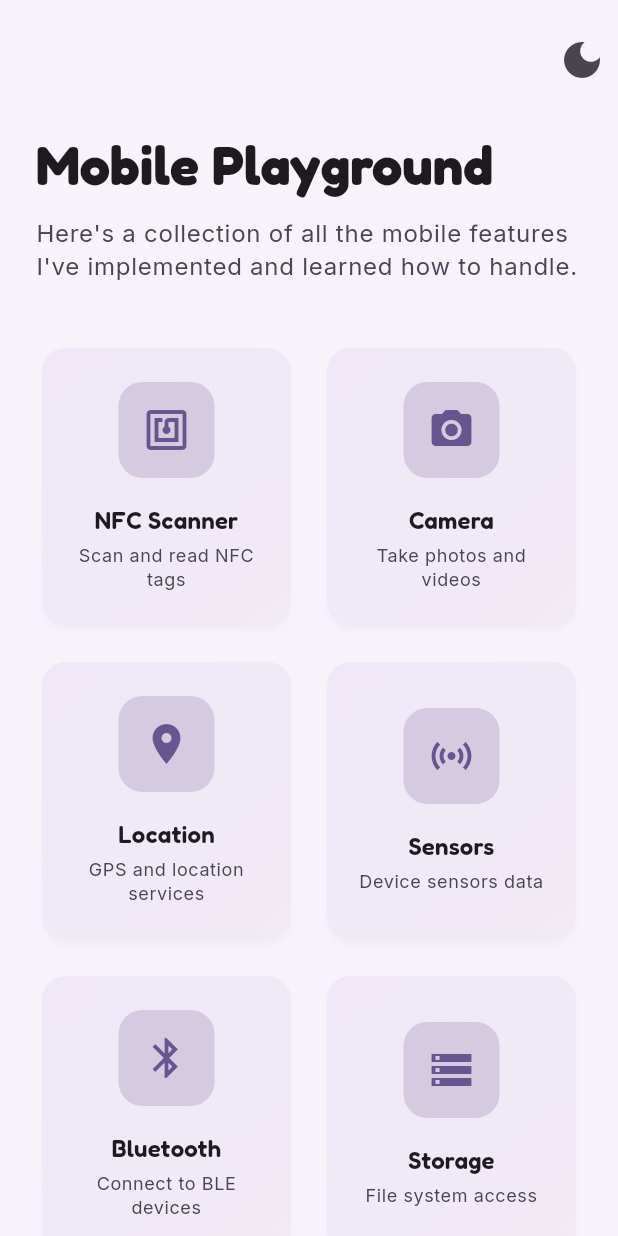
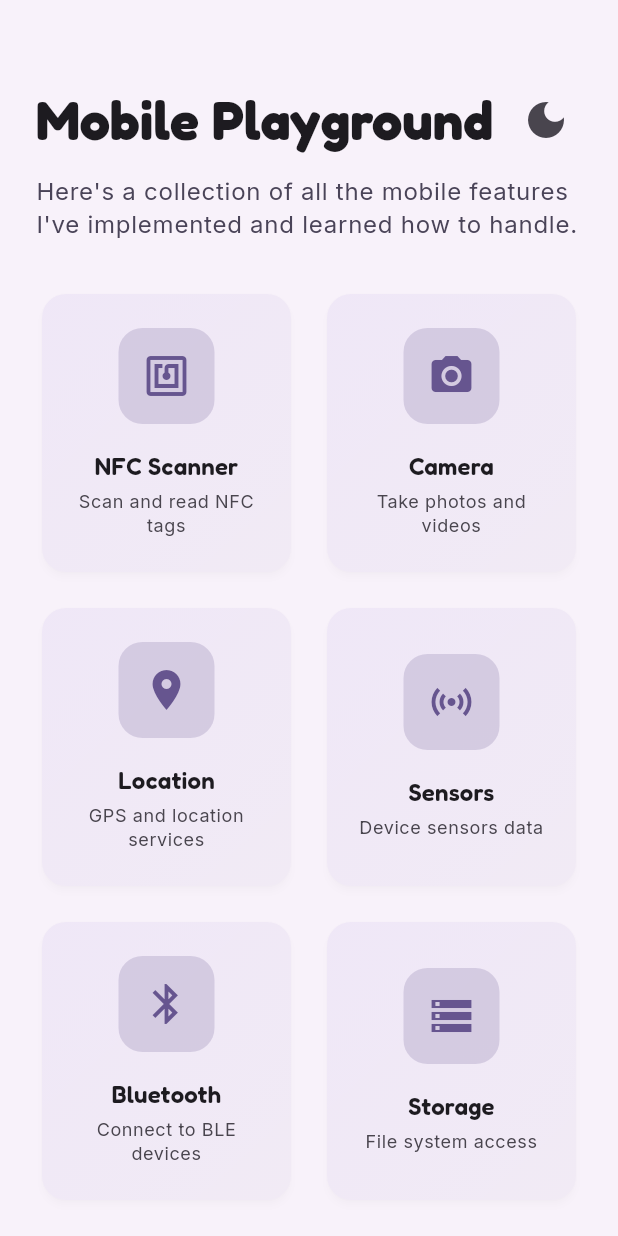
Before and after one commit to Buenaventura-Celine/mobile-playground, a Flutter app: the screen it shows after launch, on a phone screen of 412 x 824 dp. Run offline on Flutter 3.47's test engine with Material 3 defaults, Android fonts, the light colour scheme and no system bars; our stand-ins replace flutter_riverpod, freezed_annotation, go_router, google_fonts, hooks_riverpod, riverpod_annotation; missing offline and left inert: app_settings, nfc_manager; generated files the repository leaves out were written again.

Commit message:
fix homescreen

```diff
--- a/lib/home/presentation/home_screen.dart
+++ b/lib/home/presentation/home_screen.dart
@@ -15,10 +15,28 @@ class HomeScreen extends ConsumerWidget {
       appBar: AppBar(
         backgroundColor: Theme.of(context).colorScheme.surfaceContainerLow,
         elevation: 0,
-        actions: [
-          Container(
-            margin: const EdgeInsets.only(top: 16.0, left: 16.0),
-            child: IconButton(
+        scrolledUnderElevation: 0,
+      ),
+      body: SafeArea(
+        child: Column(
+          crossAxisAlignment: CrossAxisAlignment.start,
+          children: [
+            Padding(
+              padding: const EdgeInsets.fromLTRB(24.0, 0.0, 24.0, 16.0),
+              child: Column(
+                crossAxisAlignment: CrossAxisAlignment.start,
+                children: [
+                  Row(
+                    mainAxisAlignment: MainAxisAlignment.spaceBetween,
+                    children: [
+                      Text(
+                        'Mobile Playground',
+                        style: Theme.of(context).textTheme.displaySmall?.copyWith(
+                          fontWeight: FontWeight.bold,
+                          color: Theme.of(context).colorScheme.onSurface,
+                        ),
+                      ),
+                      IconButton(
                         onPressed: () {
                           ref.read(themeControllerProvider.notifier).toggleTheme();
                         },
@@ -30,68 +48,38 @@ class HomeScreen extends ConsumerWidget {
                               : Icons.dark_mode,
                         ),
                       ),
-          ),
                     ],
-      ),
-      body: SafeArea(
-        child: CustomScrollView(
-          slivers: [
-            SliverToBoxAdapter(
-              child: Padding(
-                padding: const EdgeInsets.fromLTRB(24.0, 32.0, 24.0, 16.0),
-                child: Column(
-                  crossAxisAlignment: CrossAxisAlignment.start,
-                  children: [
-                    Text(
-                      'Mobile Playground',
-                      style: Theme.of(context)
-                          .textTheme
-                          .displaySmall
-                          ?.copyWith(
-                            fontWeight: FontWeight.bold,
-                            color: Theme.of(context).colorScheme.onSurface,
-                          ),
                   ),
                   const SizedBox(height: 12),
                   Text(
                     'Here\'s a collection of all the mobile features I\'ve implemented and learned how to handle.',
-                      style:
-                          Theme.of(context).textTheme.bodyLarge?.copyWith(
-                                color: Theme.of(context)
-                                    .colorScheme
-                                    .onSecondaryContainer,
+                    style: Theme.of(context).textTheme.bodyLarge?.copyWith(
+                      color: Theme.of(context).colorScheme.onSecondaryContainer,
                       height: 1.4,
                     ),
                   ),
-                    const SizedBox(height: 24),
                 ],
               ),
             ),
-            ),
-            SliverPadding(
-              padding: const EdgeInsets.symmetric(horizontal: 24.0),
-              sliver: SliverGrid(
-                gridDelegate:
-                    const SliverGridDelegateWithFixedCrossAxisCount(
+
+            Expanded(
+              child: GridView.builder(
+                padding: const EdgeInsets.fromLTRB(24.0, 16.0, 24.0, 32.0),
+                gridDelegate: const SliverGridDelegateWithFixedCrossAxisCount(
                   crossAxisCount: 2,
                   crossAxisSpacing: 16,
                   mainAxisSpacing: 16,
                   childAspectRatio: 0.9,
                 ),
-                delegate: SliverChildBuilderDelegate(
-                  (context, index) {
+                itemCount: features.length,
+                itemBuilder: (context, index) {
                   final feature = features[index];
                   return FeatureCard(
                     feature: feature,
                     onTap: () => context.go(feature.route),
                   );
                 },
-                  childCount: features.length,
               ),
-              ),
-            ),
-            const SliverToBoxAdapter(
-              child: SizedBox(height: 32),
             ),
           ],
         ),
```
Lines whose indentation alone changed are shown as unchanged.
